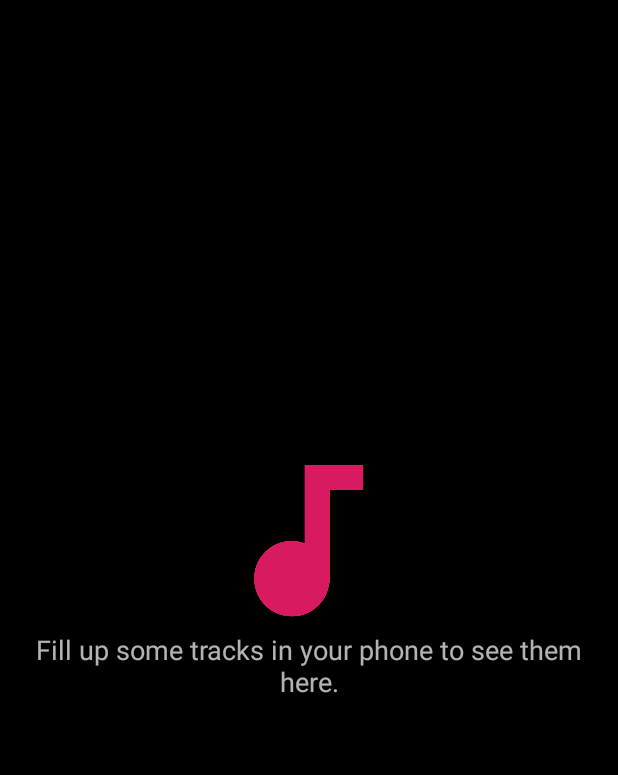
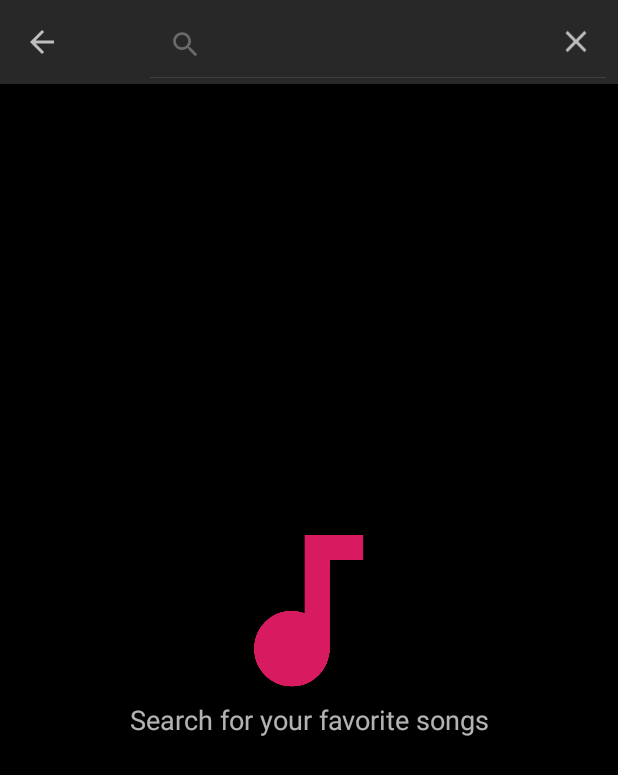
Before and after one commit to iamporus/Yamp, an Android app: the SearchActivity screen opened directly, with no data from a screen before it, on a phone screen of 412 x 824 dp. Shown: the top 775 px of the screen. Run offline under Robolectric (Android 15) with nearby library versions, the phone set to English and light mode, and no system bars.

Commit message:
added minimal search ui to perform search for songs.

```diff
--- a/app/src/main/java/com/prush/justanotherplayer/ui/search/SearchActivity.kt
+++ b/app/src/main/java/com/prush/justanotherplayer/ui/search/SearchActivity.kt
@@ -1,28 +1,61 @@
 package com.prush.justanotherplayer.ui.search
 
+import android.app.SearchManager
+import android.content.ComponentName
+import android.content.Context
+import android.content.Intent
 import android.os.Bundle
+import android.util.Log
+import android.view.Menu
 import android.view.MenuItem
+import androidx.appcompat.widget.SearchView
 import com.prush.justanotherplayer.R
-import com.prush.justanotherplayer.base.BaseNowPlayingActivity
-import com.prush.justanotherplayer.ui.search.SearchFragment.Companion.SEARCH_QUERY
+import com.prush.justanotherplayer.base.BaseServiceBoundedActivity
+import kotlinx.android.synthetic.main.activity_main.*
 
-class SearchActivity : BaseNowPlayingActivity() {
+private const val SEARCH_FRAGMENT_TAG = "SearchFragment"
 
-    override fun getLayoutResourceId(): Int {
-        return R.layout.now_playing_footer_with_container_layout
+class SearchActivity : BaseServiceBoundedActivity() {
+
+    override fun onCreate(savedInstanceState: Bundle?) {
+        super.onCreate(savedInstanceState)
+
+        setContentView(R.layout.base_container_layout)
+
+        val searchFragment = supportFragmentManager.findFragmentByTag(SEARCH_FRAGMENT_TAG)
+                as SearchFragment? ?: SearchFragment.newInstance("")
+
+        supportFragmentManager.beginTransaction().apply {
+            replace(R.id.container, searchFragment, SEARCH_FRAGMENT_TAG)
+            commit()
+        }
+
+        setSupportActionBar(toolbar)
+
+        supportActionBar?.setDisplayHomeAsUpEnabled(true)
+
+        handleIntent(intent)
+
     }
 
-    override fun onViewCreated(savedInstanceState: Bundle?) {
-        super.onViewCreated(savedInstanceState)
+    override fun onNewIntent(intent: Intent?) {
+        super.onNewIntent(intent)
 
-        val query = intent.getStringExtra(SEARCH_QUERY)
+        Log.d("Search", "onNewIntent()")
+        handleIntent(intent)
+    }
 
-        val searchFragment = supportFragmentManager.findFragmentById(R.id.container)
-                as SearchFragment? ?: SearchFragment.newInstance(query)
+    private fun handleIntent(intent: Intent?) {
 
-        supportFragmentManager.beginTransaction().apply {
-            replace(R.id.container, searchFragment)
-            commit()
+        if (intent != null) {
+            if (intent.action == Intent.ACTION_SEARCH) {
+                val query = intent.getStringExtra(SearchManager.QUERY)
+
+                val searchFragment = supportFragmentManager.findFragmentByTag(SEARCH_FRAGMENT_TAG)
+                        as SearchFragment? ?: SearchFragment.newInstance(query)
+
+                searchFragment.searchTracks(query)
+            }
         }
     }
 
@@ -36,4 +69,29 @@ class SearchActivity : BaseNowPlayingActivity() {
         return super.onOptionsItemSelected(item)
     }
 
+
+    override fun onCreateOptionsMenu(menu: Menu?): Boolean {
+
+        menuInflater.inflate(R.menu.search_action_menu, menu)
+
+        val searchManager = getSystemService(Context.SEARCH_SERVICE) as SearchManager
+
+        if (menu != null) {
+            (menu.findItem(R.id.action_search).actionView as SearchView).apply {
+                setSearchableInfo(
+                    searchManager.getSearchableInfo(
+                        ComponentName(
+                            applicationContext,
+                            SearchActivity::class.java
+                        )
+                    )
+                )
+
+                isIconified = false
+            }
+        }
+        return true
+    }
+
+
 }
--- a/app/src/main/java/com/prush/justanotherplayer/ui/search/SearchFragment.kt
+++ b/app/src/main/java/com/prush/justanotherplayer/ui/search/SearchFragment.kt
@@ -1,5 +1,6 @@
 package com.prush.justanotherplayer.ui.search
 
+import android.app.SearchManager
 import android.content.Context
 import android.os.Bundle
 import android.util.Log
@@ -7,13 +8,13 @@ import android.view.View
 import androidx.appcompat.app.AppCompatActivity
 import androidx.recyclerview.widget.ItemTouchHelper
 import androidx.recyclerview.widget.RecyclerView
+import com.prush.justanotherplayer.R
 import com.prush.justanotherplayer.base.BaseRecyclerFragment
 import com.prush.justanotherplayer.base.ItemTouchHelperCallback
 import com.prush.justanotherplayer.base.ListPresenter
 import com.prush.justanotherplayer.base.RecyclerAdapter
 import com.prush.justanotherplayer.di.Injection
 import com.prush.justanotherplayer.model.Track
-import com.prush.justanotherplayer.ui.trackslibrary.TracksListPresenter
 import kotlinx.android.synthetic.main.base_recylerview_layout.*
 
 private val TAG = SearchFragment::class.java.name
@@ -28,11 +29,14 @@ class SearchFragment : BaseRecyclerFragment(), SearchContract.View,
 
     private lateinit var adapter: RecyclerAdapter<Track>
 
+    override fun getLayoutResource(): Int {
+        return R.layout.search_layout
+    }
     override fun onCreate(savedInstanceState: Bundle?) {
         super.onCreate(savedInstanceState)
 
         if (arguments != null) {
-            searchQuery = arguments!!.getString(SEARCH_QUERY)
+            searchQuery = arguments!!.getString(SearchManager.QUERY)
         }
     }
 
@@ -40,7 +44,7 @@ class SearchFragment : BaseRecyclerFragment(), SearchContract.View,
         super.onViewCreated(view, savedInstanceState)
 
         searchPresenter = SearchPresenter(Injection.provideSearchRepository(), this)
-        listPresenter = TracksListPresenter()
+        listPresenter = SearchListPresenter()
 
         adapter = RecyclerAdapter(listPresenter, this)
         baseRecyclerView.adapter = adapter
@@ -49,7 +53,10 @@ class SearchFragment : BaseRecyclerFragment(), SearchContract.View,
         itemTouchHelper = ItemTouchHelper(itemTouchHelperCallback)
         itemTouchHelper.attachToRecyclerView(baseRecyclerView)
 
-        searchPresenter.loadTracksStartingWith(searchQuery ?: "")
+    }
+
+    fun searchTracks(query: String) {
+        searchPresenter.loadTracksStartingWith(query)
     }
 
     override fun onItemClick(selectedTrackPosition: Int) {
@@ -59,6 +66,7 @@ class SearchFragment : BaseRecyclerFragment(), SearchContract.View,
 
     override fun displayFoundTracks(trackList: MutableList<Track>) {
         Log.d(TAG, "Loaded some tracks")
+        emptyLayout.visibility = View.INVISIBLE
         listPresenter.setItemsList(trackList, adapter)
     }
 
@@ -95,12 +103,10 @@ class SearchFragment : BaseRecyclerFragment(), SearchContract.View,
 
     companion object {
 
-        const val SEARCH_QUERY = "SearchQuery"
-
         fun newInstance(query: String): SearchFragment {
             return SearchFragment().apply {
                 arguments = Bundle().apply {
-                    putString(SEARCH_QUERY, query)
+                    putString(SearchManager.QUERY, query)
                 }
             }
         }
--- /dev/null
+++ b/app/src/main/java/com/prush/justanotherplayer/ui/search/SearchListPresenter.kt
@@ -0,0 +1,40 @@
+package com.prush.justanotherplayer.ui.search
+
+import android.content.Context
+import android.view.LayoutInflater
+import android.view.View
+import android.view.ViewGroup
+import com.prush.justanotherplayer.base.BaseViewHolder
+import com.prush.justanotherplayer.base.RecyclerAdapter
+import com.prush.justanotherplayer.model.Track
+import com.prush.justanotherplayer.ui.trackslibrary.TrackViewHolder
+import com.prush.justanotherplayer.ui.trackslibrary.TracksListPresenter
+
+class SearchListPresenter : TracksListPresenter() {
+
+    override fun getHeaderInclusivePosition(position: Int): Int {
+        return position
+    }
+
+    override fun getViewHolder(context: Context, parent: ViewGroup, viewType: Int): BaseViewHolder {
+        val itemView: View = LayoutInflater.from(context).inflate(rowLayoutId, parent, false)
+
+        return TrackViewHolder(itemView)
+    }
+
+    override fun setItemsList(itemsList: MutableList<Track>, adapter: RecyclerAdapter<Track>) {
+
+        this.itemsList.clear()
+        this.itemsList.addAll(itemsList)
+        adapter.notifyDataSetChanged()
+    }
+
+    override fun isHeaderAdded(): Boolean {
+        return false
+    }
+
+    override fun isHeaderActionAdded(): Boolean {
+        return false
+    }
+
+}
--- /dev/null
+++ b/app/src/main/res/layout/search_layout.xml
@@ -0,0 +1,35 @@
+<?xml version="1.0" encoding="utf-8"?>
+<FrameLayout xmlns:android="http://schemas.android.com/apk/res/android"
+        xmlns:tools="http://schemas.android.com/tools"
+        android:layout_width="match_parent"
+        android:layout_height="match_parent"
+        android:layout_marginTop="16dp">
+
+    <androidx.recyclerview.widget.RecyclerView
+            android:id="@+id/baseRecyclerView"
+            android:layout_width="match_parent"
+            android:layout_height="match_parent"
+            android:background="#000000"
+            tools:listitem="@layout/track_list_item_row" />
+
+    <androidx.core.widget.ContentLoadingProgressBar
+            android:id="@+id/progressBar"
+            style="?android:attr/progressBarStyleLarge"
+            android:layout_width="wrap_content"
+            android:layout_height="wrap_content"
+            android:layout_gravity="center"
+            android:visibility="invisible" />
+
+    <TextView
+            android:id="@+id/emptyLayout"
+            android:layout_width="match_parent"
+            android:layout_height="wrap_content"
+            android:layout_gravity="center"
+            android:layout_margin="8dp"
+            android:drawableTop="@drawable/ic_empty_library"
+            android:gravity="center"
+            android:visibility="visible"
+            android:text="@string/empty_search_info"
+            android:textSize="18sp" />
+
+</FrameLayout>
--- /dev/null
+++ b/app/src/main/res/menu/search_action_menu.xml
@@ -0,0 +1,10 @@
+<?xml version="1.0" encoding="utf-8"?>
+<menu xmlns:android="http://schemas.android.com/apk/res/android"
+        xmlns:app="http://schemas.android.com/apk/res-auto">
+    <item
+            android:id="@+id/action_search"
+            android:icon="@android:drawable/ic_menu_search"
+            android:title="@string/search_hint"
+            app:actionViewClass="androidx.appcompat.widget.SearchView"
+            app:showAsAction="always" />
+</menu>
--- a/app/src/main/res/values/strings.xml
+++ b/app/src/main/res/values/strings.xml
@@ -18,7 +18,9 @@
     <string name="now_playing_track_subtitle">%1$s - %2$s</string>
     <string name="empty_library">empty library</string>
     <string name="empty_library_info">Fill up some tracks in your phone to see them here.</string>
+    <string name="empty_search_info">Search for your favorite songs</string>
     <string name="shuffle_all">Shuffle All</string>
     <string name="by_artist">by %s</string>
     <string name="drag_handle">Drag Handle</string>
+    <string name="search_hint">Search Songs</string>
 </resources>
--- /dev/null
+++ b/app/src/main/res/xml/searchable.xml
@@ -0,0 +1,4 @@
+<?xml version="1.0" encoding="utf-8"?>
+<searchable xmlns:android="http://schemas.android.com/apk/res/android"
+        android:hint="@string/search_hint"
+        android:label="@string/app_name" />
```
Also changed, not shown: app/src/main/AndroidManifest.xml (+11 -1 lines), app/src/main/java/com/prush/justanotherplayer/ui/main/MainActivity.kt (+24 -0 lines), app/src/main/res/menu/search_icon_menu.xml (added, +9 -0 lines).
